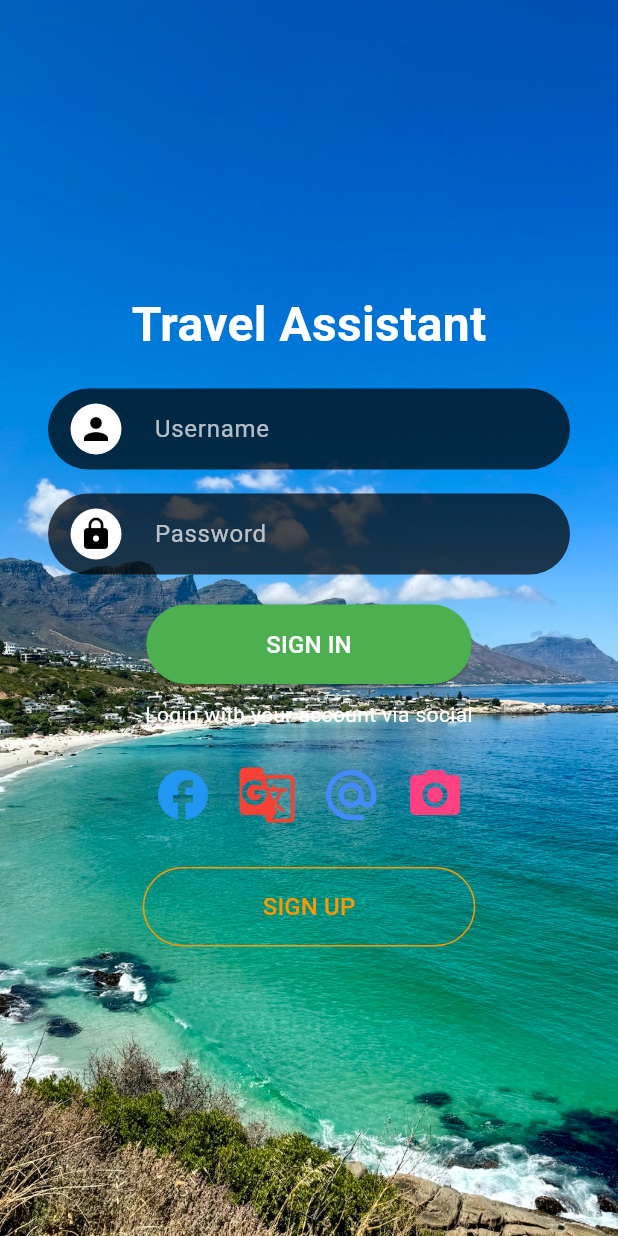
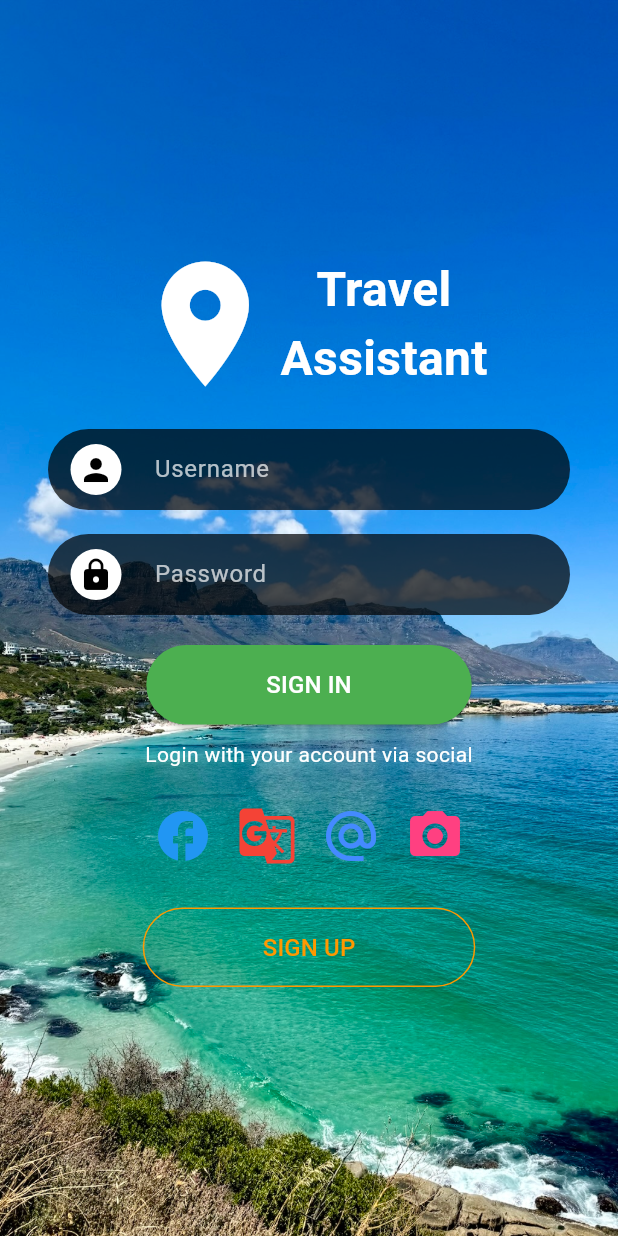
Before and after one commit to AL-Dos/midterm_project_login, a Flutter app: the screen it shows after launch, on a phone screen of 412 x 824 dp. Run offline on Flutter 3.47's test engine with Material 3 defaults, Android fonts, the phone set to English and light mode, and no system bars.

Commit message:
Logo and title

```diff
--- a/lib/main.dart
+++ b/lib/main.dart
@@ -24,24 +24,36 @@ class MainApp extends StatelessWidget {
                 ),
               ),
             ),
-            // Login form
             Center(
               child: Padding(
                 padding: const EdgeInsets.symmetric(horizontal: 32.0),
                 child: Column(
                   mainAxisSize: MainAxisSize.min,
                   children: [
-                    // App Logo or Title
-                    const Text(
-                      "Travel Assistant",
-                      style: TextStyle(
-                        color: Colors.white,
-                        fontSize: 32,
-                        fontWeight: FontWeight.bold,
+                    // ignore: avoid_unnecessary_containers
+                    Container(
+                      child: const Row(
+                        mainAxisAlignment: MainAxisAlignment.center,
+                        crossAxisAlignment: CrossAxisAlignment.center,
+                        children: [
+                          Icon(
+                            Icons.location_on,
+                            color: Colors.white,
+                            size: 100,
+                          ),
+                          Text(
+                            "Travel\nAssistant",
+                            style: TextStyle(
+                              color: Colors.white,
+                              fontSize: 32,
+                              fontWeight: FontWeight.bold,
+                            ),
+                            textAlign: TextAlign.center,
+                          )
+                        ],
                       ),
                     ),
                     const SizedBox(height: 20),
-                    // Username field
                     Container(
                       decoration: BoxDecoration(
                         color: Colors.black87.withOpacity(0.7),
@@ -72,7 +84,7 @@ class MainApp extends StatelessWidget {
                         borderRadius: BorderRadius.circular(30),
                       ),
                       child: const TextField(
-                          decoration: InputDecoration(
+                        decoration: InputDecoration(
                           prefixIcon: Padding(
                             padding: EdgeInsets.only(left: 15, right: 18),
                             child: CircleAvatar(
```
